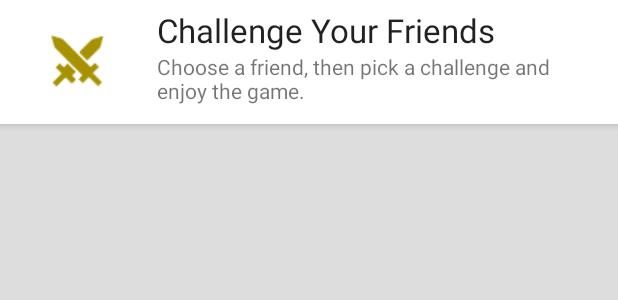
After one commit to jeffersonalvess/CareApp, an Android app: the layout friends_challenge_top.xml on its own in the app's theme, with its tools: preview values and no code run, on a phone screen of 412 x 824 dp. The commit adds this screen. Shown: the top 300 px of the screen. Run offline under Robolectric (Android 15) with nearby library versions, the phone set to English and light mode, and no system bars.

Commit message:
Commited by @jeffersonalvess
- Friends Challegen screen

```diff
--- a/app/src/main/AndroidManifest.xml
+++ b/app/src/main/AndroidManifest.xml
@@ -1,8 +1,8 @@
 <?xml version="1.0" encoding="utf-8"?>
-<manifest xmlns:android="http://schemas.android.com/apk/res/android"
-    package="edu.depaul.csc595.careapp">
+<manifest package="edu.depaul.csc595.careapp"
+          xmlns:android="http://schemas.android.com/apk/res/android">
 
-    <uses-permission android:name="android.permission.INTERNET" />
+    <uses-permission android:name="android.permission.INTERNET"/>
 
     <application
         android:allowBackup="true"
@@ -12,7 +12,7 @@
         android:theme="@style/AppTheme">
         <meta-data
             android:name="com.facebook.sdk.ApplicationId"
-            android:value="@string/facebook_app_id" />
+            android:value="@string/facebook_app_id"/>
 
         <activity
             android:name=".SplashScreen"
@@ -20,50 +20,52 @@
             android:label="@string/title_activity_splash_screen"
             android:theme="@style/FullscreenTheme">
             <intent-filter>
-                <action android:name="android.intent.action.MAIN" />
+                <action android:name="android.intent.action.MAIN"/>
 
-                <category android:name="android.intent.category.LAUNCHER" />
+                <category android:name="android.intent.category.LAUNCHER"/>
             </intent-filter>
         </activity>
         <activity
             android:name="com.facebook.FacebookActivity"
             android:configChanges="keyboard|keyboardHidden|screenLayout|screenSize|orientation"
             android:label="@string/app_name"
-            android:theme="@android:style/Theme.Translucent.NoTitleBar" />
+            android:theme="@android:style/Theme.Translucent.NoTitleBar"/>
 
         <provider
             android:name="com.facebook.FacebookContentProvider"
             android:authorities="com.facebook.app.FacebookContentProvider504428666396302"
-            android:exported="true" />
+            android:exported="true"/>
 
         <activity
             android:name=".MainActivity"
             android:label="@string/app_name"
-            android:theme="@style/AppTheme.NoActionBar" />
+            android:theme="@style/AppTheme.NoActionBar"/>
         <activity
             android:name=".TabbedScreen"
             android:label="@string/title_activity_tabbed_screen"
-            android:theme="@style/AppTheme.NoActionBar" />
+            android:theme="@style/AppTheme.NoActionBar"/>
         <activity
             android:name=".ChallengeListActivity"
             android:label="@string/title_activity_challenge_list"
-            android:theme="@style/AppTheme.NoActionBar" />
+            android:theme="@style/AppTheme.NoActionBar"/>
         <activity
             android:name=".LeaderboardListActivity"
             android:label="@string/title_activity_leaderboard_list"
-            android:theme="@style/AppTheme.NoActionBar" />
+            android:theme="@style/AppTheme.NoActionBar"/>
         <activity
             android:name=".QuizActivity"
             android:label="@string/title_activity_quizz"
-            android:theme="@style/AppTheme.NoActionBar" />
+            android:theme="@style/AppTheme.NoActionBar"/>
         <activity
             android:name=".DriveWiseActivity"
             android:label="@string/title_activity_drive_wise"
-            android:theme="@style/AppTheme.NoActionBar" />
+            android:theme="@style/AppTheme.NoActionBar"/>
         <activity
             android:name=".RideActivity"
             android:label="@string/title_activity_ride"
-            android:theme="@style/AppTheme.NoActionBar"></activity>
+            android:theme="@style/AppTheme.NoActionBar"/>
+        <activity android:name=".FriendChallenge">
+        </activity>
     </application>
 
 </manifest>
--- a/app/src/main/java/edu/depaul/csc595/careapp/MainActivity.java
+++ b/app/src/main/java/edu/depaul/csc595/careapp/MainActivity.java
@@ -138,7 +138,8 @@ public class MainActivity extends AppCompatActivity implements NavigationView.On
         fbLeft.setOnClickListener(new View.OnClickListener() {
             @Override
             public void onClick(View v) {
-                Snackbar.make(v, "Coming soon...", Snackbar.LENGTH_SHORT).show();
+                Intent intent = new Intent(MainActivity.this, FriendChallenge.class);
+                startActivity(intent);
             }
         });
 
--- /dev/null
+++ b/app/src/main/res/layout/friends_challenge_top.xml
@@ -0,0 +1,46 @@
+<?xml version="1.0" encoding="utf-8"?>
+
+
+<RelativeLayout
+    xmlns:android="http://schemas.android.com/apk/res/android"
+    android:layout_width="match_parent"
+    android:layout_height="wrap_content"
+    android:paddingLeft="15dp"
+    android:paddingRight="15dp"
+    android:paddingTop="5dp"
+    android:paddingBottom="5dp"
+    android:background="@android:color/white"
+    android:elevation="4dp">
+
+    <ImageView
+        android:id="@+id/imgSquaredRight"
+        android:layout_width="72dp"
+        android:layout_height="72dp"
+        android:src="@mipmap/ic_action_challenge_friends"
+        android:tint="@color/colorGold"
+        android:visibility="visible"
+        android:elevation="5dp"
+        android:layout_centerVertical="true"
+        android:layout_alignParentStart="true"/>
+
+    <TextView
+        android:layout_width="wrap_content"
+        android:layout_height="wrap_content"
+        android:textAppearance="?android:attr/textAppearanceLarge"
+        android:text="Challenge Your Friends"
+        android:id="@+id/rewardsTitle"
+        android:layout_gravity="center_horizontal"
+        android:layout_alignParentTop="true"
+        android:layout_toEndOf="@+id/imgSquaredRight"
+        android:layout_marginStart="17dp" />
+
+    <TextView
+        android:layout_width="wrap_content"
+        android:layout_height="wrap_content"
+        android:text="Choose a friend, then pick a challenge and enjoy the game."
+        android:id="@+id/textView4"
+        android:layout_below="@+id/rewardsTitle"
+        android:layout_alignStart="@+id/rewardsTitle"/>
+
+
+</RelativeLayout>
--- a/app/src/main/res/layout/profile_top.xml
+++ b/app/src/main/res/layout/profile_top.xml
@@ -72,7 +72,6 @@
             android:tint="#a69200"/>
 
 
-
         <TextView
             android:layout_width="wrap_content"
             android:layout_height="wrap_content"
--- a/app/src/main/res/values/colors.xml
+++ b/app/src/main/res/values/colors.xml
@@ -10,6 +10,4 @@
     <color name="background_material_light">#dddddd</color>
     <color name="colorGold">#A69200</color>
 
-    <color name="teste">#A69200</color>
-
 </resources>
```
